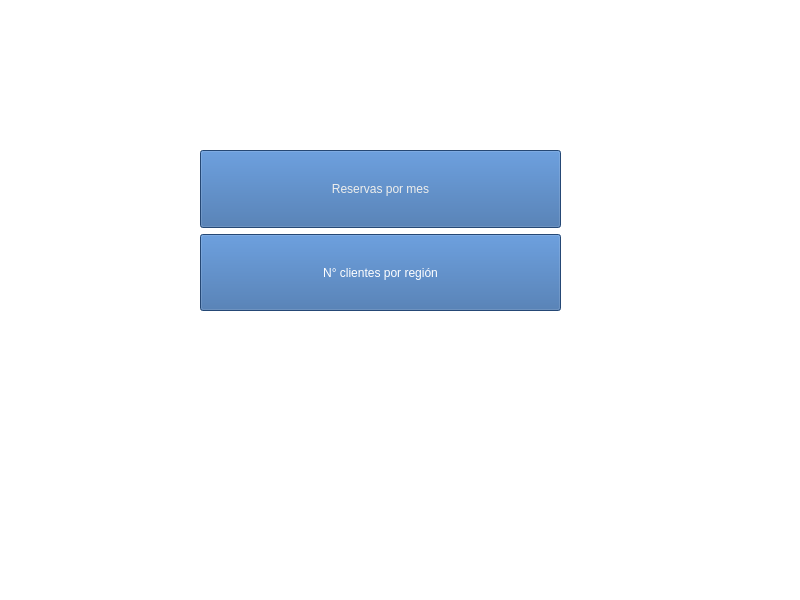
Above: UIfiles/menu.ui from Yaldaba0th/Modulo-Estadistica before the change. Below: the same form after it.
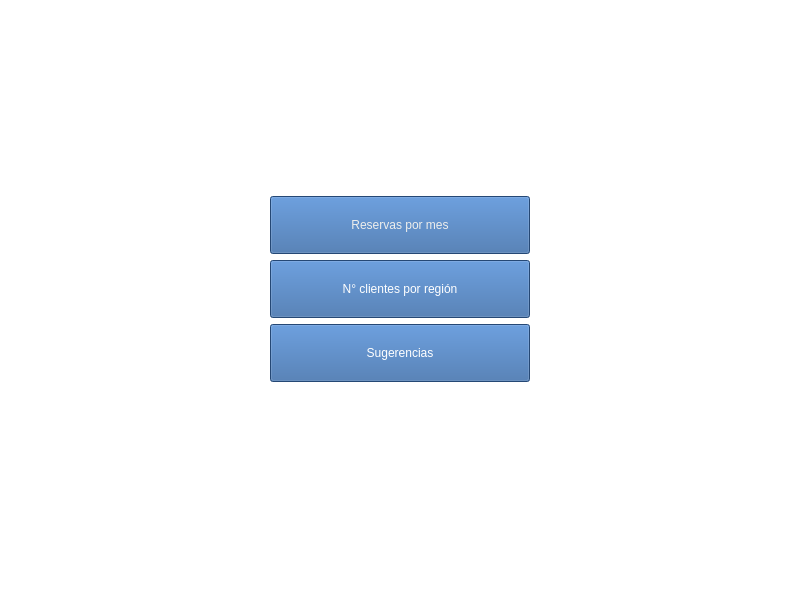
That is the form after the change.

Commit message: Linea de tendencia, sugerencias y actualización graficos

What changed in the file:
```diff
--- a/UIfiles/menu.ui
+++ b/UIfiles/menu.ui
@@ -17,15 +17,47 @@
    <string notr="true">background-color: rgb(255, 255, 255);</string>
   </property>
   <widget class="QWidget" name="centralwidget">
-   <widget class="QWidget" name="gridLayoutWidget">
-    <property name="geometry">
-     <rect>
-      <x>200</x>
-      <y>150</y>
-      <width>361</width>
-      <height>161</height>
-     </rect>
-    </property>
+   <layout class="QGridLayout" name="gridLayout_2">
+    <item row="0" column="1">
+     <spacer name="verticalSpacer">
+      <property name="orientation">
+       <enum>Qt::Vertical</enum>
+      </property>
+      <property name="sizeHint" stdset="0">
+       <size>
+        <width>20</width>
+        <height>40</height>
+       </size>
+      </property>
+     </spacer>
+    </item>
+    <item row="1" column="0">
+     <spacer name="horizontalSpacer">
+      <property name="orientation">
+       <enum>Qt::Horizontal</enum>
+      </property>
+      <property name="sizeHint" stdset="0">
+       <size>
+        <width>40</width>
+        <height>20</height>
+       </size>
+      </property>
+     </spacer>
+    </item>
+    <item row="2" column="1">
+     <spacer name="verticalSpacer_2">
+      <property name="orientation">
+       <enum>Qt::Vertical</enum>
+      </property>
+      <property name="sizeHint" stdset="0">
+       <size>
+        <width>20</width>
+        <height>40</height>
+       </size>
+      </property>
+     </spacer>
+    </item>
+    <item row="1" column="1">
     <layout class="QGridLayout" name="gridLayout">
      <item row="0" column="0">
       <widget class="QPushButton" name="clientesMes">
@@ -61,8 +93,39 @@
        </property>
       </widget>
      </item>
-    </layout>
-   </widget>
+      <item row="2" column="0">
+       <widget class="QPushButton" name="suger">
+        <property name="sizePolicy">
+         <sizepolicy hsizetype="Expanding" vsizetype="Expanding">
+          <horstretch>0</horstretch>
+          <verstretch>0</verstretch>
+         </sizepolicy>
+        </property>
+        <property name="styleSheet">
+         <string notr="true">color: rgb(255, 255, 255);
+background-color: rgb(52, 101, 164);</string>
+        </property>
+        <property name="text">
+         <string>Sugerencias</string>
+        </property>
+       </widget>
+      </item>
+     </layout>
+    </item>
+    <item row="1" column="2">
+     <spacer name="horizontalSpacer_2">
+      <property name="orientation">
+       <enum>Qt::Horizontal</enum>
+      </property>
+      <property name="sizeHint" stdset="0">
+       <size>
+        <width>40</width>
+        <height>20</height>
+       </size>
+      </property>
+     </spacer>
+    </item>
+   </layout>
   </widget>
   <widget class="QMenuBar" name="menubar">
    <property name="geometry">
```
Lines whose indentation alone changed are shown as unchanged. The commit also changes 4 other files.
